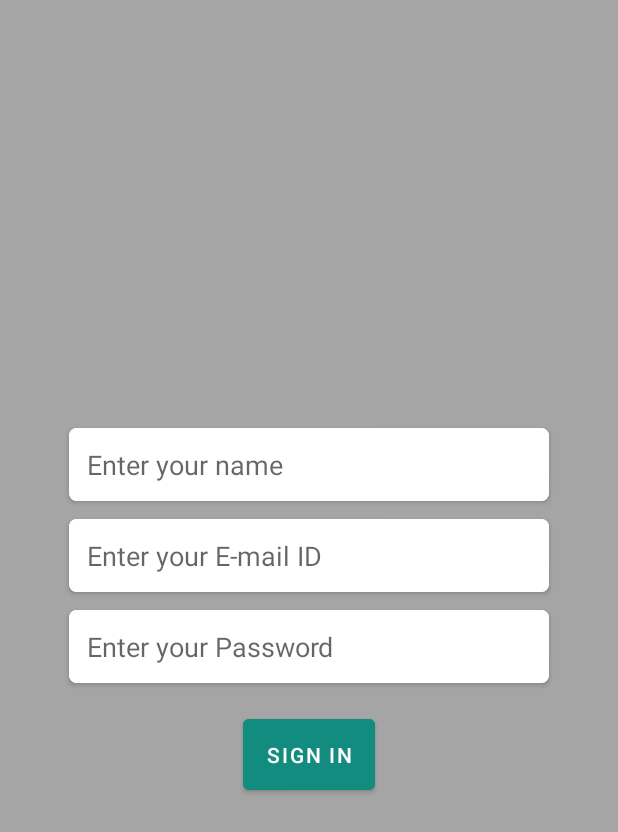
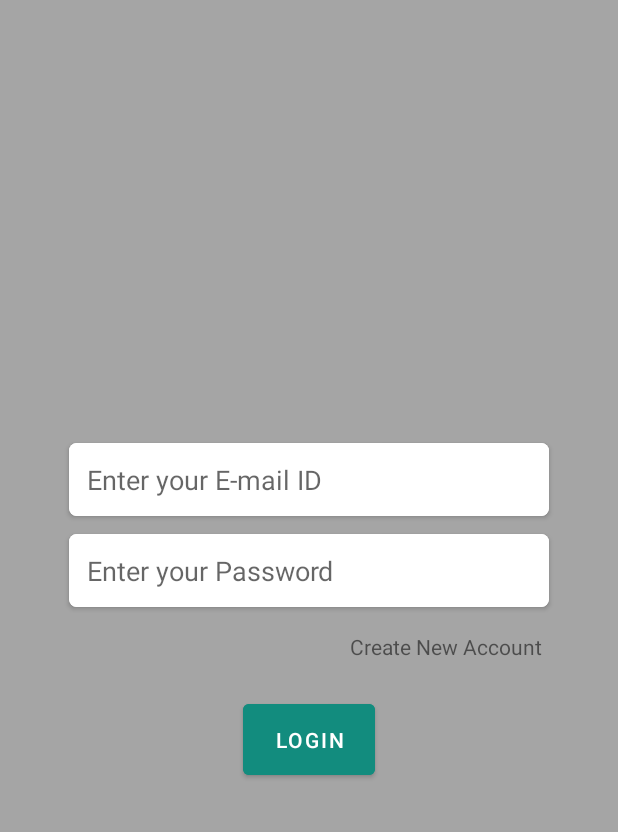
Before and after one commit to aditya3901/FirebaseAuth_Test, an Android app: the screen it shows after launch (SignUpActivity before the commit, LogInActivity after it), on a phone screen of 412 x 824 dp. Shown: the top 832 px of the screen. Run offline under Robolectric (Android 15) with nearby library versions, the phone set to English and light mode, and no system bars; our stand-ins replace Firebase (no records; nobody signed in at launch, a user with empty details on screens opened directly).

Commit message:
2nd Commit

```diff
--- a/app/src/main/AndroidManifest.xml
+++ b/app/src/main/AndroidManifest.xml
@@ -2,7 +2,7 @@
 <manifest xmlns:android="http://schemas.android.com/apk/res/android"
     package="com.example.firebaseauth">
 
-    <uses-permission android:name="android.permission.INTERNET"/>
+    <uses-permission android:name="android.permission.INTERNET" />
 
     <application
         android:allowBackup="true"
@@ -11,14 +11,15 @@
         android:roundIcon="@mipmap/ic_launcher_round"
         android:supportsRtl="true"
         android:theme="@style/Theme.FirebaseAuth">
-        <activity android:name=".MainActivity"/>
-        <activity android:name=".SignUpActivity">
+        <activity android:name=".LogInActivity">
             <intent-filter>
                 <action android:name="android.intent.action.MAIN" />
 
                 <category android:name="android.intent.category.LAUNCHER" />
             </intent-filter>
         </activity>
+        <activity android:name=".MainActivity" />
+        <activity android:name=".SignUpActivity"/>
     </application>
 
 </manifest>
--- /dev/null
+++ b/app/src/main/java/com/example/firebaseauth/LogInActivity.java
@@ -0,0 +1,79 @@
+package com.example.firebaseauth;
+
+import androidx.annotation.NonNull;
+import androidx.appcompat.app.AppCompatActivity;
+
+import android.content.Intent;
+import android.os.Bundle;
+import android.view.View;
+import android.widget.Toast;
+
+import com.example.firebaseauth.databinding.ActivityLogInBinding;
+import com.google.android.gms.tasks.OnCompleteListener;
+import com.google.android.gms.tasks.Task;
+import com.google.firebase.auth.AuthResult;
+import com.google.firebase.auth.FirebaseAuth;
+import com.google.firebase.auth.FirebaseUser;
+
+import java.util.Objects;
+
+public class LogInActivity extends AppCompatActivity {
+
+    ActivityLogInBinding binding;
+    private FirebaseAuth mAuth;
+
+    @Override
+    protected void onCreate(Bundle savedInstanceState) {
+        super.onCreate(savedInstanceState);
+        binding = ActivityLogInBinding.inflate(getLayoutInflater());
+        setContentView(binding.getRoot());
+        Objects.requireNonNull(getSupportActionBar()).hide();
+
+        mAuth = FirebaseAuth.getInstance();
+
+        binding.logInBtn.setOnClickListener(new View.OnClickListener() {
+            @Override
+            public void onClick(View v) {
+                if(binding.emailET.getText().toString() != "" && binding.passwordET.getText().toString() != ""){
+                    binding.loader.setVisibility(View.VISIBLE);
+                    mAuth.signInWithEmailAndPassword(binding.emailET.getText().toString(), binding.passwordET.getText().toString())
+                            .addOnCompleteListener(new OnCompleteListener<AuthResult>() {
+                                @Override
+                                public void onComplete(@NonNull Task<AuthResult> task) {
+                                    if(task.isSuccessful()){
+                                        binding.loader.setVisibility(View.GONE);
+                                        Intent intent = new Intent(LogInActivity.this, MainActivity.class);
+                                        startActivity(intent);
+                                        Toast.makeText(LogInActivity.this, "Logged In Successfully", Toast.LENGTH_SHORT).show();
+                                    }
+                                    else {
+                                        Toast.makeText(LogInActivity.this, "Couldn't Login User", Toast.LENGTH_SHORT).show();
+                                    }
+                                }
+                            });
+                }
+            }
+        });
+
+        //Send user to SignUp page
+        binding.newAccount.setOnClickListener(new View.OnClickListener() {
+            @Override
+            public void onClick(View v) {
+                Intent intent = new Intent(LogInActivity.this, SignUpActivity.class);
+                startActivity(intent);
+            }
+        });
+
+    }
+
+    //If user is already SignedUp
+    @Override
+    protected void onStart() {
+        super.onStart();
+        FirebaseUser user = mAuth.getCurrentUser();
+        if(user != null){
+            Intent intent = new Intent(LogInActivity.this, MainActivity.class);
+            startActivity(intent);
+        }
+    }
+}
--- a/app/src/main/java/com/example/firebaseauth/MainActivity.java
+++ b/app/src/main/java/com/example/firebaseauth/MainActivity.java
@@ -34,7 +34,7 @@ public class MainActivity extends AppCompatActivity {
     public boolean onOptionsItemSelected(@NonNull MenuItem item) {
         if(item.getItemId() == R.id.btn_logout){
             mAuth.signOut();
-            Intent intent = new Intent(MainActivity.this, SignUpActivity.class);
+            Intent intent = new Intent(MainActivity.this, LogInActivity.class);
             startActivity(intent);
         }
         return super.onOptionsItemSelected(item);
--- /dev/null
+++ b/app/src/main/res/layout/activity_log_in.xml
@@ -0,0 +1,77 @@
+<?xml version="1.0" encoding="utf-8"?>
+<RelativeLayout xmlns:android="http://schemas.android.com/apk/res/android"
+    xmlns:tools="http://schemas.android.com/tools"
+    android:layout_width="match_parent"
+    android:layout_height="match_parent"
+    xmlns:app="http://schemas.android.com/apk/res-auto"
+    tools:context=".SignUpActivity"
+    android:background="#A5A5A5">
+
+    <LinearLayout
+        android:layout_width="match_parent"
+        android:layout_height="wrap_content"
+        android:orientation="vertical"
+        android:layout_centerInParent="true"
+        android:layout_marginLeft="40dp"
+        android:layout_marginRight="40dp">
+
+        <androidx.cardview.widget.CardView
+            android:layout_width="match_parent"
+            android:layout_height="wrap_content"
+            android:layout_margin="6dp"
+            app:cardCornerRadius="5dp">
+            <EditText
+                android:inputType="textEmailAddress"
+                android:id="@+id/emailET"
+                android:layout_width="match_parent"
+                android:layout_height="match_parent"
+                android:hint="Enter your E-mail ID"
+                android:background="@color/white"
+                android:padding="12dp"
+                android:textColor="@color/black"/>
+        </androidx.cardview.widget.CardView>
+
+        <androidx.cardview.widget.CardView
+            android:layout_width="match_parent"
+            android:layout_height="wrap_content"
+            android:layout_margin="6dp"
+            app:cardCornerRadius="5dp">
+            <EditText
+                android:inputType="textPassword"
+                android:id="@+id/passwordET"
+                android:layout_width="match_parent"
+                android:layout_height="match_parent"
+                android:hint="Enter your Password"
+                android:background="@color/white"
+                android:padding="12dp"
+                android:textColor="@color/black"/>
+        </androidx.cardview.widget.CardView>
+
+        <TextView
+            android:id="@+id/newAccount"
+            android:layout_width="wrap_content"
+            android:layout_height="wrap_content"
+            android:text="Create New Account"
+            android:layout_gravity="right"
+            android:padding="5dp"
+            android:layout_margin="5dp"/>
+
+        <Button
+            android:backgroundTint="#128c7e"
+            android:id="@+id/logInBtn"
+            android:layout_margin="12dp"
+            android:layout_width="wrap_content"
+            android:layout_height="wrap_content"
+            android:layout_gravity="center_horizontal"
+            android:text="login"
+            android:padding="14dp" />
+
+    </LinearLayout>
+    <ProgressBar
+        android:visibility="invisible"
+        android:layout_width="wrap_content"
+        android:layout_height="wrap_content"
+        android:layout_centerInParent="true"
+        android:id="@+id/loader"/>
+
+</RelativeLayout>
```
